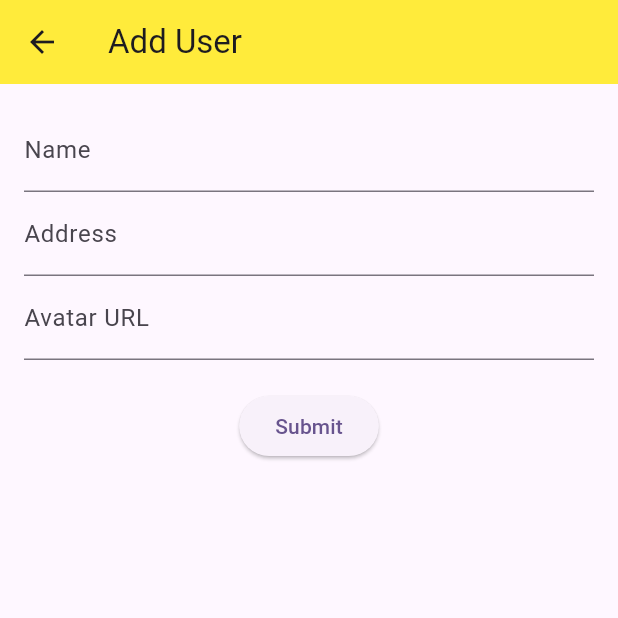
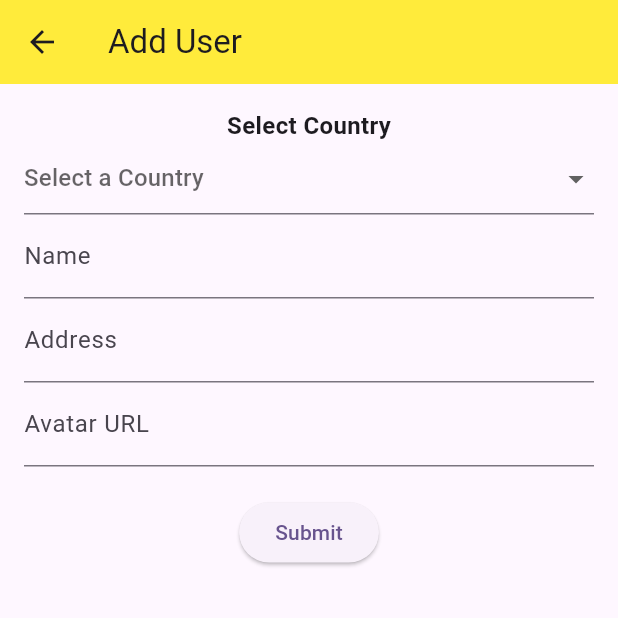
Before and after one commit to harshyadavDeveloper/learning_flutter, a Flutter app: the AddUserPage screen opened directly, on a phone screen of 412 x 824 dp, the top half of it. Run offline on Flutter 3.47's test engine with Material 3 defaults, Android fonts, the phone set to English and light mode, and no system bars; our stand-ins replace dio; accounts and stored records are empty; network calls fail.

```diff
--- a/lib/add_user.dart
+++ b/lib/add_user.dart
@@ -16,6 +16,30 @@ class _AddUserPageState extends State<AddUserPage> {
   final _addressController = TextEditingController();
   final _avatarController = TextEditingController();
 
+  final List<Map<String, String>> roles = [
+    {"id": "1", "name": "Admin"},
+    {"id": "2", "name": "Manager"},
+    {"id": "3", "name": "User"},
+    {"id": "4", "name": "Customer"},
+  ];
+
+  final List<Map<String, String>> countries = [
+    {"id": "1", "name": "India"},
+    {"id": "2", "name": "USA"},
+    {"id": "3", "name": "China"},
+    {"id": "4", "name": "Japan"},
+  ];
+
+  final List<Map<String, dynamic>> departments = [
+    {"id": "101", "name": "HR"},
+    {"id": "201", "name": "Engineering"},
+    {"id": "302", "name": "Testing"},
+    {"id": "405", "name": "Sales"},
+  ];
+  dynamic? selectedCountry;
+  dynamic? selectedRole;
+  dynamic? selectedDepartment;
+
   @override
   Widget build(BuildContext context) {
     final controller = Provider.of<ListController>(context, listen: false);
@@ -30,6 +54,31 @@ class _AddUserPageState extends State<AddUserPage> {
             key: _formKey,
             child: Column(
               children: [
+                // ==================== Country Dropdown ====================
+                const Text("Select Country",
+                    style: TextStyle(
+                      fontSize: 16,
+                      fontWeight: FontWeight.bold,
+                    )),
+
+                DropdownButtonFormField(
+                    initialValue: selectedCountry,
+                    hint: const Text("Select a Country"),
+                    items: countries.map((country) {
+                      return DropdownMenuItem(
+                        value: country['id'],
+                        child: Text(country['name']!),
+                      );
+                    }).toList(),
+                    onChanged: (value) {
+                      setState(() {
+                        selectedCountry = value;
+                      });
+                      final country =
+                          countries.firstWhere((e) => e['id'] == value);
+                      print("Selected country name: ${country['name']}");
+                      print("Selected country id: ${country['id']}");
+                    }),
                 TextFormField(
                   controller: _nameController,
                   decoration: const InputDecoration(labelText: "Name"),
```
